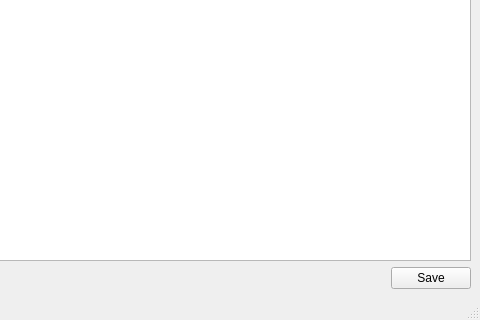
Old version of the form forms/days_challenger.ui in the repository RomkaGP228/challanger_analizer; both pictures show x 280 to 760 and y 278 to 598 of the 760 by 598 pixel window.
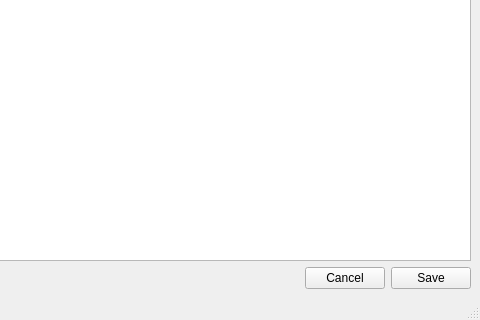
New version of the form.

Commit message: осталось обновление информации о completed на главном окне

```diff
--- a/forms/days_challenger.ui
+++ b/forms/days_challenger.ui
@@ -56,6 +56,13 @@
           </property>
          </spacer>
         </item>
+        <item>
+         <widget class="QPushButton" name="self_close">
+          <property name="text">
+           <string>Cancel</string>
+          </property>
+         </widget>
+        </item>
         <item>
          <widget class="QPushButton" name="pushButton">
           <property name="text">
```
The commit also changes 3 other files.
